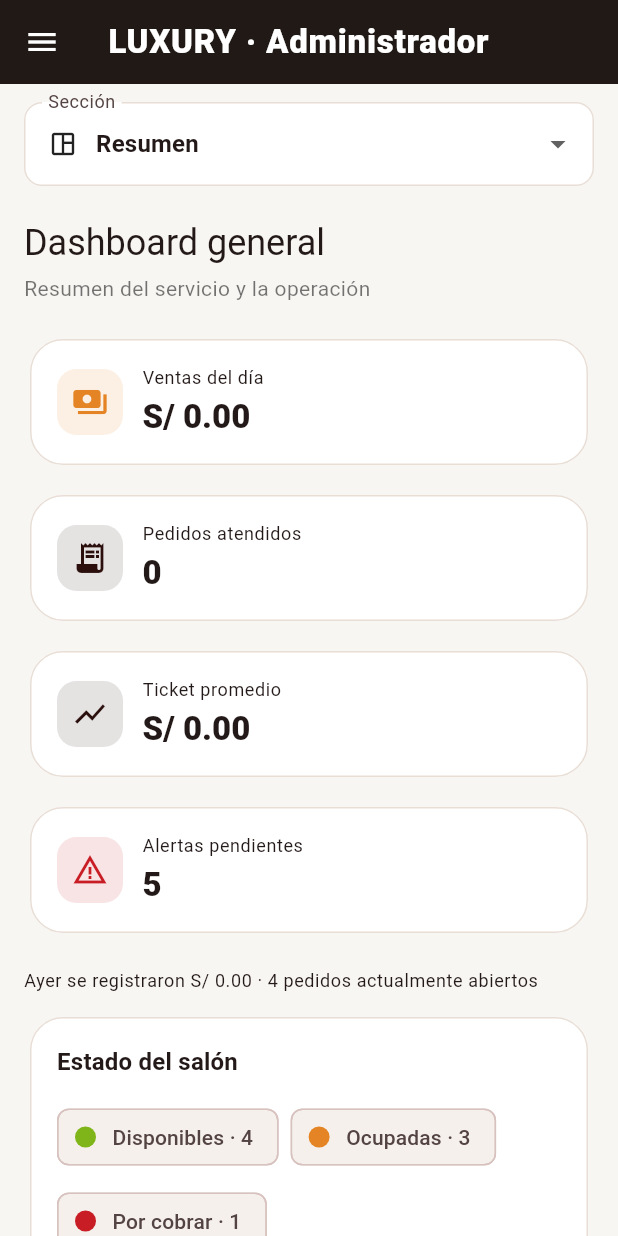
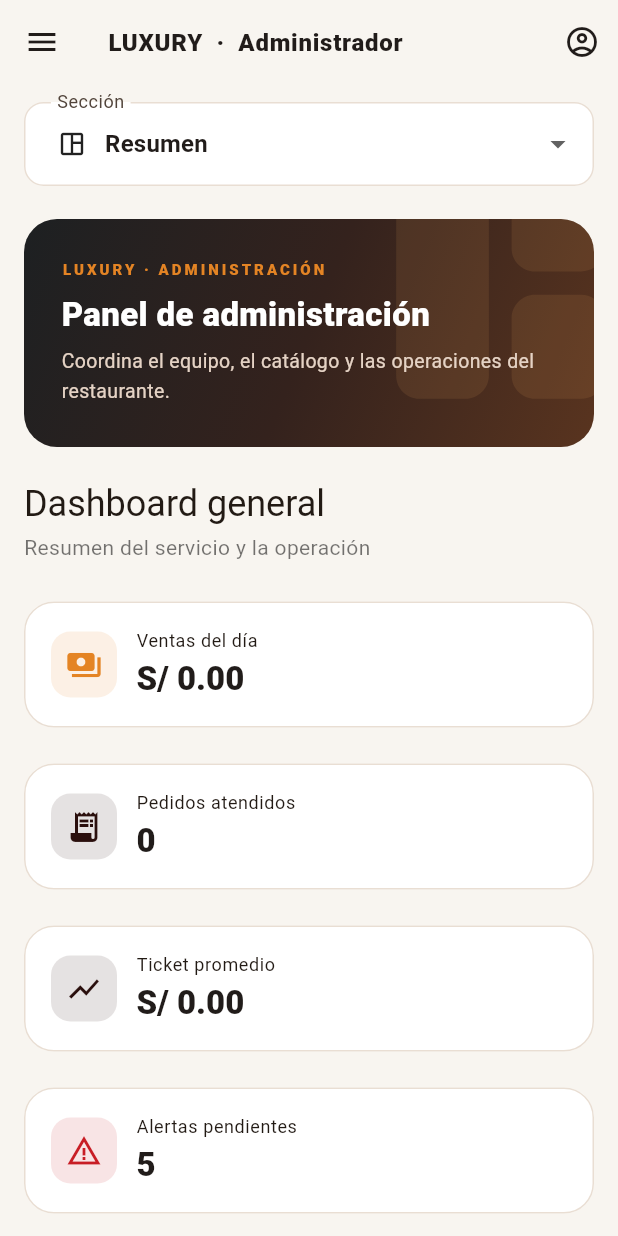
Before and after one commit to Bryann607/Sistema_GestionyControlLuxury, a Flutter app: the screen it shows after launch, after a tap on "Administrador", on a phone screen of 412 x 824 dp. Run offline on Flutter 3.47's test engine with Material 3 defaults, Android fonts, the phone set to English and light mode, and no system bars; our stand-ins replace pdf, printing, shared_preferences, supabase_flutter; accounts and stored records are empty.

Commit message:
Rediseño

```diff
--- a/lib/core/theme/app_theme.dart
+++ b/lib/core/theme/app_theme.dart
@@ -1,61 +1,69 @@
 import 'package:flutter/material.dart';
-
 import 'package:luxury_app/core/theme/app_colors.dart';
 
-ThemeData buildLuxuryTheme() => ThemeData(
+/// Identidad visual Luxury: carbón, cacao, naranja tostado y marfil.
+ThemeData buildLuxuryTheme() {
+  const canvas = Color(0xFFF8F5F0);
+  const border = Color(0xFFE9DED3);
+  const ink = Color(0xFF211C1A);
+  return ThemeData(
     useMaterial3: true,
     colorScheme: ColorScheme.fromSeed(
-    seedColor: luxuryBrown,
-    primary: luxuryBrown,
-    secondary: luxuryGold,
-    error: luxuryRed,
-    surface: luxuryBone,
+      seedColor: luxuryGold, brightness: Brightness.light,
+      primary: luxuryBrown, onPrimary: Colors.white,
+      secondary: luxuryGold, error: luxuryRed, surface: Colors.white,
     ),
-  scaffoldBackgroundColor: const Color(0xFFF8F6F3),
-  dividerColor: const Color(0xFFEADBD0),
+    scaffoldBackgroundColor: canvas,
+    dividerColor: border,
     textTheme: const TextTheme(
-    headlineMedium: TextStyle(fontWeight: FontWeight.w800, letterSpacing: -.5),
-    titleLarge: TextStyle(fontWeight: FontWeight.w800),
-    titleMedium: TextStyle(fontWeight: FontWeight.w700),
+      headlineLarge: TextStyle(color: ink, fontWeight: FontWeight.w900, letterSpacing: -.9),
+      headlineMedium: TextStyle(color: ink, fontWeight: FontWeight.w800, letterSpacing: -.65),
+      titleLarge: TextStyle(color: ink, fontWeight: FontWeight.w800),
+      titleMedium: TextStyle(color: ink, fontWeight: FontWeight.w700),
+      bodyMedium: TextStyle(color: ink, height: 1.35),
     ),
     appBarTheme: const AppBarTheme(
-    backgroundColor: luxuryBrown,
-    foregroundColor: Colors.white,
-    centerTitle: false,
+      backgroundColor: canvas, foregroundColor: ink,
+      elevation: 0, centerTitle: false, scrolledUnderElevation: 0,
     ),
     cardTheme: CardThemeData(
-    color: Colors.white,
-    elevation: 0,
-    shape: RoundedRectangleBorder(
-      borderRadius: BorderRadius.circular(22),
-      side: const BorderSide(color: Color(0xFFE8DED6)),
-    ),
+      color: Colors.white, elevation: 0, margin: const EdgeInsets.symmetric(vertical: 6),
+      shape: RoundedRectangleBorder(borderRadius: BorderRadius.circular(20),
+          side: const BorderSide(color: border)),
     ),
     inputDecorationTheme: InputDecorationTheme(
-    filled: true,
-    fillColor: Colors.white,
-    border: OutlineInputBorder(borderRadius: BorderRadius.circular(12)),
-    enabledBorder: OutlineInputBorder(
-      borderRadius: BorderRadius.circular(12),
-      borderSide: const BorderSide(color: Color(0xFFE8DED6)),
+      filled: true, fillColor: Colors.white,
+      contentPadding: const EdgeInsets.symmetric(horizontal: 18, vertical: 16),
+      border: OutlineInputBorder(borderRadius: BorderRadius.circular(13)),
+      enabledBorder: OutlineInputBorder(borderRadius: BorderRadius.circular(13),
+          borderSide: const BorderSide(color: border)),
+      focusedBorder: OutlineInputBorder(borderRadius: BorderRadius.circular(13),
+          borderSide: const BorderSide(color: luxuryGold, width: 2)),
     ),
+    filledButtonTheme: FilledButtonThemeData(style: FilledButton.styleFrom(
+      backgroundColor: luxuryGold, foregroundColor: const Color(0xFF23150D),
+      minimumSize: const Size(50, 49),
+      textStyle: const TextStyle(fontWeight: FontWeight.w800, letterSpacing: .1),
+      shape: RoundedRectangleBorder(borderRadius: BorderRadius.circular(13)),
+    )),
+    outlinedButtonTheme: OutlinedButtonThemeData(style: OutlinedButton.styleFrom(
+      foregroundColor: luxuryBrown,
+      side: const BorderSide(color: border),
+      shape: RoundedRectangleBorder(borderRadius: BorderRadius.circular(13)),
+    )),
+    navigationRailTheme: NavigationRailThemeData(
+      backgroundColor: Colors.white,
+      indicatorColor: luxuryGold.withValues(alpha: .16),
+      selectedIconTheme: const IconThemeData(color: luxuryBrown),
+      selectedLabelTextStyle: const TextStyle(color: luxuryBrown, fontWeight: FontWeight.w800),
     ),
-  filledButtonTheme: FilledButtonThemeData(
-    style: FilledButton.styleFrom(
-      backgroundColor: luxuryGold,
-      foregroundColor: const Color(0xFF241010),
-      minimumSize: const Size(48, 48),
-      shape: RoundedRectangleBorder(
-        borderRadius: BorderRadius.circular(14),
+    navigationBarTheme: NavigationBarThemeData(
+      backgroundColor: Colors.white,
+      indicatorColor: luxuryGold.withValues(alpha: .16),
     ),
-    ),
-  ),
-  navigationRailTheme: const NavigationRailThemeData(
-    backgroundColor: Colors.white,
-    selectedIconTheme: IconThemeData(color: luxuryBrown),
-    selectedLabelTextStyle: TextStyle(
-      color: luxuryBrown,
-      fontWeight: FontWeight.w700,
-    ),
+    snackBarTheme: SnackBarThemeData(
+      behavior: SnackBarBehavior.floating,
+      shape: RoundedRectangleBorder(borderRadius: BorderRadius.circular(12)),
     ),
   );
+}
--- a/lib/views/admin/admin_screen.dart
+++ b/lib/views/admin/admin_screen.dart
@@ -1,3 +1,4 @@
+import 'package:luxury_app/widgets/luxury_banner.dart';
 import 'package:flutter/material.dart';
 import 'package:flutter/services.dart';
 
@@ -1875,7 +1876,13 @@ class _AdminScreenState extends State<AdminScreen> {
           child: Center(
             child: ConstrainedBox(
               constraints: const BoxConstraints(maxWidth: 1320),
-              child: _pageContent(),
+              child: Column(crossAxisAlignment: CrossAxisAlignment.stretch, children: [
+                LuxuryBanner(eyebrow: 'Luxury · administración',
+                  title: managerOnly ? 'Gestión del restaurante' : 'Panel de administración',
+                  description: 'Coordina el equipo, el catálogo y las operaciones del restaurante.',
+                  icon: Icons.space_dashboard_rounded),
+                _pageContent(),
+              ]),
             ),
           ),
         ),
--- a/lib/views/auth/login_screen.dart
+++ b/lib/views/auth/login_screen.dart
@@ -67,14 +67,14 @@ class _LoginScreenState extends State<LoginScreen> {
                 child: Container(
                   decoration: const BoxDecoration(gradient: LinearGradient(
                     begin: Alignment.topLeft, end: Alignment.bottomRight,
-                    colors: [Color(0xFF181916), Color(0xFF372016), Color(0xFF5E2B18)])),
-                  padding: const EdgeInsets.all(54),
+                    colors: [Color(0xFF15191C), Color(0xFF261B18), Color(0xFF52301D)])),
+                  padding: const EdgeInsets.all(48),
                   child: Column(
                     crossAxisAlignment: CrossAxisAlignment.start,
                     children: [
                       const Spacer(),
                       Container(
-                        width: 170, height: 170,
+                        width: 210, height: 210,
                         decoration: BoxDecoration(
                           shape: BoxShape.circle, color: const Color(0xFFFFF8E9),
                           border: Border.all(color: luxuryGold, width: 3),
@@ -95,7 +95,7 @@ class _LoginScreenState extends State<LoginScreen> {
                       ),
                       const SizedBox(height: 10),
                       const Text(
-                        'Tradición oriental, servicio memorable.',
+                        'Un sabor que reúne. Una gestión que conecta.',
                         style: TextStyle(
                           color: Color(0xFFF5D7B8),
                           fontSize: 20,
@@ -103,12 +103,12 @@ class _LoginScreenState extends State<LoginScreen> {
                       ),
                       const SizedBox(height: 16),
                       const Text(
-                        'Cada pedido, cada mesa y cada detalle de tu restaurante, en un solo lugar.',
+                        'Mesas, cocina, caja y equipo. Todo coordinado para brindar una gran experiencia.',
                         style: TextStyle(color: Colors.white70, height: 1.5),
                       ),
                       const Spacer(),
                       Text(
-                        'RESTAURANTE ORIENTAL · CHINCHA',
+                        'TRADICIÓN  •  CALIDEZ  •  SERVICIO',
                         style: const TextStyle(
                           color: Colors.white54,
                           fontSize: 11,
@@ -133,17 +133,17 @@ class _LoginScreenState extends State<LoginScreen> {
                           const SizedBox(height: 14),
                         ],
                         Text(
-                          'Bienvenido a Luxury',
+                          'El servicio comienza aquí',
                           style: Theme.of(context).textTheme.headlineMedium
                               ?.copyWith(fontWeight: FontWeight.w800),
                         ),
                         const SizedBox(height: 8),
                         Text(
                           store.isConnected
-                              ? 'Tu espacio para gestionar cada detalle del servicio.'
-                              : 'Explora las funciones del restaurante.',
+                              ? 'Ingresa con tu cuenta de trabajo para comenzar el turno.'
+                              : 'Explora las funciones de Luxury en modo demostración.',
                         ),
-                        const SizedBox(height: 24),
+                        const SizedBox(height: 16),
                         Container(height: 4, width: 52, decoration: BoxDecoration(
                             color: luxuryGold, borderRadius: BorderRadius.circular(8))),
                         const SizedBox(height: 24),
@@ -189,7 +189,7 @@ class _LoginScreenState extends State<LoginScreen> {
                             child: FilledButton(
                               onPressed: busy ? null : _signIn,
                               child: Text(
-                                busy ? 'Conectando…' : 'Iniciar sesión',
+                                busy ? 'Ingresando…' : 'Ingresar al sistema',
                               ),
                             ),
                           ),
--- a/lib/views/cashier/cashier_screen.dart
+++ b/lib/views/cashier/cashier_screen.dart
@@ -1,3 +1,4 @@
+import 'package:luxury_app/widgets/luxury_banner.dart';
 import 'package:flutter/material.dart';
 
 import 'package:luxury_app/controllers/restaurant_store.dart';
@@ -213,6 +214,9 @@ class _CashierScreenState extends State<CashierScreen> {
     return ListView(
       padding: const EdgeInsets.all(20),
       children: [
+        const LuxuryBanner(eyebrow: 'Cobros y servicio', title: 'Caja y precuentas',
+          description: 'Consulta cada consumo antes de registrar un pago.',
+          icon: Icons.receipt_long_rounded),
         SectionTitle(
           title: 'Cuentas y cobros',
           subtitle: 'Admite abonos y pagos mixtos por pedido',
--- a/lib/views/kitchen/kitchen_screen.dart
+++ b/lib/views/kitchen/kitchen_screen.dart
@@ -1,3 +1,4 @@
+import 'package:luxury_app/widgets/luxury_banner.dart';
 import 'package:flutter/material.dart';
 
 import 'package:luxury_app/controllers/restaurant_store.dart';
@@ -217,6 +218,9 @@ class _KitchenScreenState extends State<KitchenScreen> {
     return ListView(
       padding: const EdgeInsets.all(20),
       children: [
+        const LuxuryBanner(eyebrow: 'Cocina en movimiento', title: 'Comandas en preparación',
+          description: 'Visualiza los pedidos, coordina el equipo y mantiene el ritmo del servicio.',
+          icon: Icons.soup_kitchen_rounded),
         SectionTitle(
           title: 'Comandas de cocina',
           subtitle:
--- a/lib/views/waiter/waiter_screen.dart
+++ b/lib/views/waiter/waiter_screen.dart
@@ -1,3 +1,4 @@
+import 'package:luxury_app/widgets/luxury_banner.dart';
 import 'package:flutter/material.dart';
 
 import 'package:luxury_app/controllers/restaurant_store.dart';
@@ -224,6 +225,9 @@ class _WaiterScreenState extends State<WaiterScreen> {
     return ListView(
       padding: const EdgeInsets.all(20),
       children: [
+        const LuxuryBanner(eyebrow: 'Salón y atención', title: 'Cada mesa, una experiencia',
+          description: 'Organiza el servicio, registra comandas y acompaña cada pedido.',
+          icon: Icons.ramen_dining_rounded),
         SectionTitle(
           title: 'Mesas',
           subtitle: 'Toca una mesa para abrir el servicio',
--- a/lib/views/work_screen.dart
+++ b/lib/views/work_screen.dart
@@ -7,115 +7,115 @@ import 'package:luxury_app/views/admin/admin_screen.dart';
 import 'package:luxury_app/views/cashier/cashier_screen.dart';
 import 'package:luxury_app/views/kitchen/kitchen_screen.dart';
 import 'package:luxury_app/views/waiter/waiter_screen.dart';
+import 'package:luxury_app/views/orders/external_orders_screen.dart';
 
-/// Shared account navigation. Each job keeps its own operational navigation.
 class WorkScreen extends StatelessWidget {
   const WorkScreen({super.key, required this.store});
   final RestaurantStore store;
 
   Future<void> _resetDemo(BuildContext context) async {
-    final confirmed = await showDialog<bool>(
-      context: context,
-      builder: (dialogContext) => AlertDialog(
+    final confirm = await showDialog<bool>(context: context, builder: (dialog) => AlertDialog(
       title: const Text('Reiniciar demostración'),
-        content: const Text('Se borrarán los cambios locales de esta demostración.'),
-        actions: [
-          TextButton(onPressed: () => Navigator.pop(dialogContext, false), child: const Text('Cancelar')),
-          FilledButton(onPressed: () => Navigator.pop(dialogContext, true), child: const Text('Reiniciar')),
-        ],
-      ),
-    );
-    if (confirmed != true) return;
+      content: const Text('Esto elimina los cambios locales de la demostración. No afecta la base de datos remota.'),
+      actions: [TextButton(onPressed: () => Navigator.pop(dialog, false), child: const Text('Cancelar')),
+        FilledButton(onPressed: () => Navigator.pop(dialog, true), child: const Text('Reiniciar'))],
+    ));
+    if (confirm != true) return;
     try {
       await store.resetDemo();
       if (context.mounted) ScaffoldMessenger.of(context).showSnackBar(
-        const SnackBar(content: Text('Demostración reiniciada.')));
+        const SnackBar(content: Text('Demostración restablecida.')));
     } catch (error) {
       if (context.mounted) ScaffoldMessenger.of(context).showSnackBar(
         SnackBar(content: Text('$error')));
     }
   }
 
+  Widget _identity() => Padding(
+    padding: const EdgeInsets.fromLTRB(20, 28, 14, 22),
+    child: Row(children: [
+      ClipOval(child: Image.asset('assets/branding/luxury_logo.png', width: 49, height: 49, fit: BoxFit.cover)),
+      const SizedBox(width: 12),
+      const Expanded(child: Column(crossAxisAlignment: CrossAxisAlignment.start, children: [
+        Text('LUXURY', style: TextStyle(color: Colors.white, fontSize: 21,
+          letterSpacing: 2, fontWeight: FontWeight.w900)),
+        Text('RESTAURANTE ORIENTAL', style: TextStyle(color: Color(0xFFEFAC67),
+          fontSize: 9, letterSpacing: 1.05, fontWeight: FontWeight.w700)),
+      ])),
+    ]),
+  );
+
   Widget _sidebar(BuildContext context, {required bool compact}) {
     final role = store.role!;
     return Container(
-      width: compact ? null : 244,
-      decoration: const BoxDecoration(
-        color: Color(0xFF201915),
-        border: Border(right: BorderSide(color: Color(0xFF49362A))),
-      ),
-      child: SafeArea(
-        child: Column(
-          crossAxisAlignment: CrossAxisAlignment.stretch,
-          children: [
-            Padding(
-              padding: const EdgeInsets.fromLTRB(20, 24, 16, 24),
-              child: Row(children: [
-                ClipOval(child: Image.asset('assets/branding/luxury_logo.png', width: 46, height: 46, fit: BoxFit.cover)),
-                const SizedBox(width: 12),
-                const Expanded(child: Column(crossAxisAlignment: CrossAxisAlignment.start, children: [
-                  Text('LUXURY', style: TextStyle(color: Colors.white, fontSize: 20, fontWeight: FontWeight.w900, letterSpacing: 2)),
-                  Text('RESTAURANTE ORIENTAL', style: TextStyle(color: Color(0xFFD9AE7D), fontSize: 9, letterSpacing: 1.2)),
-                ])),
-              ]),
-            ),
-            const Divider(color: Color(0xFF49362A), height: 1),
-            Padding(
-              padding: const EdgeInsets.fromLTRB(20, 26, 16, 8),
-              child: Text('ESPACIO DE TRABAJO', style: TextStyle(
-                color: Colors.white.withValues(alpha: .45), fontWeight: FontWeight.w700,
-                fontSize: 10, letterSpacing: 1.6)),
-            ),
-            Padding(
-              padding: const EdgeInsets.symmetric(horizontal: 12),
+      width: compact ? null : 258,
+      decoration: const BoxDecoration(gradient: LinearGradient(
+        begin: Alignment.topLeft, end: Alignment.bottomRight,
+        colors: [Color(0xFF181B1D), Color(0xFF2B1B17)])),
+      child: SafeArea(child: Column(crossAxisAlignment: CrossAxisAlignment.stretch, children: [
+        _identity(),
+        const Divider(color: Color(0xFF574139), height: 1),
+        const Padding(padding: EdgeInsets.fromLTRB(24, 25, 16, 10), child: Text(
+          'ESPACIO DE TRABAJO', style: TextStyle(color: Color(0xFFB7A6A0),
+          fontSize: 10, letterSpacing: 1.8, fontWeight: FontWeight.w700))),
+        Padding(padding: const EdgeInsets.symmetric(horizontal: 12), child: Container(
+          decoration: BoxDecoration(color: const Color(0xFF5D3927), borderRadius: BorderRadius.circular(14)),
           child: ListTile(
-                leading: const Icon(Icons.dashboard_customize_outlined, color: luxuryGold),
-                title: Text(role.label, style: const TextStyle(color: Colors.white, fontWeight: FontWeight.w600)),
-                subtitle: const Text('Panel principal', style: TextStyle(color: Colors.white54, fontSize: 12)),
-                selected: true,
-                selectedTileColor: const Color(0xFF443024),
-                shape: RoundedRectangleBorder(borderRadius: BorderRadius.circular(12)),
+            leading: const Icon(Icons.dashboard_rounded, color: luxuryGold),
+            title: Text(role.label, style: const TextStyle(color: Colors.white, fontWeight: FontWeight.w800)),
+            subtitle: const Text('Panel de operaciones', style: TextStyle(color: Color(0xFFD5C7C0), fontSize: 12)),
             onTap: compact ? () => Navigator.pop(context) : null,
           ),
-            ),
+        )),
+        const Padding(padding: EdgeInsets.fromLTRB(24, 20, 24, 0), child: Text(
+          'Utiliza las secciones del panel para gestionar el servicio.',
+          style: TextStyle(color: Color(0xFFBEB2AC), fontSize: 12, height: 1.5))),
+        Padding(padding: const EdgeInsets.fromLTRB(12, 14, 12, 0), child: ListTile(
+          shape: RoundedRectangleBorder(borderRadius: BorderRadius.circular(12)),
+          leading: const Icon(Icons.delivery_dining_rounded, color: luxuryGold),
+          title: const Text('Delivery y para llevar',
+            style: TextStyle(color: Colors.white, fontWeight: FontWeight.w700)),
+          subtitle: const Text('Pedidos sin mesa', style: TextStyle(color: Colors.white60, fontSize: 11)),
+          onTap: () {
+            if (compact) Navigator.pop(context);
+            Navigator.of(context).push(MaterialPageRoute<void>(builder: (_) =>
+              ExternalOrdersScreen(store: store)));
+          },
+        )),
         const Spacer(),
-            const Divider(color: Color(0xFF49362A), height: 1),
-            Padding(
-              padding: const EdgeInsets.fromLTRB(16, 16, 16, 6),
-              child: Row(children: [
-                const CircleAvatar(backgroundColor: Color(0xFF64452D), child: Icon(Icons.person_outline, color: Colors.white)),
+        const Divider(color: Color(0xFF574139), height: 1),
+        Padding(padding: const EdgeInsets.fromLTRB(17, 15, 14, 12), child: Row(children: [
+          const CircleAvatar(backgroundColor: Color(0xFF73492D),
+            child: Icon(Icons.person_rounded, color: Colors.white)),
           const SizedBox(width: 10),
           Expanded(child: Column(crossAxisAlignment: CrossAxisAlignment.start, children: [
             Text(store.displayName, maxLines: 1, overflow: TextOverflow.ellipsis,
-                      style: const TextStyle(color: Colors.white, fontWeight: FontWeight.w700)),
-                  Text(role.label, style: const TextStyle(color: Colors.white60, fontSize: 12)),
+              style: const TextStyle(color: Colors.white, fontWeight: FontWeight.w800)),
+            Text(role.label, style: const TextStyle(color: Color(0xFFC9ADA0), fontSize: 12)),
           ])),
-              ]),
-            ),
-            if (store.isDemo)
-              ListTile(
-                contentPadding: const EdgeInsets.symmetric(horizontal: 20),
+        ])),
+        if (store.isDemo) ListTile(
+          contentPadding: const EdgeInsets.symmetric(horizontal: 22),
           leading: const Icon(Icons.restart_alt, color: Colors.white70),
           title: const Text('Reiniciar demostración', style: TextStyle(color: Colors.white70)),
           onTap: () { if (compact) Navigator.pop(context); unawaited(_resetDemo(context)); },
         ),
-            ListTile(
-              contentPadding: const EdgeInsets.symmetric(horizontal: 20),
-              leading: const Icon(Icons.logout_rounded, color: Color(0xFFF3A575)),
-              title: const Text('Cerrar sesión', style: TextStyle(color: Color(0xFFF3A575), fontWeight: FontWeight.w700)),
+        Padding(padding: const EdgeInsets.fromLTRB(12, 4, 12, 10), child: ListTile(
+          shape: RoundedRectangleBorder(borderRadius: BorderRadius.circular(12)),
+          tileColor: const Color(0xFF49302B),
+          leading: const Icon(Icons.logout_rounded, color: Color(0xFFFFAC7C)),
+          title: const Text('Cerrar sesión', style: TextStyle(color: Color(0xFFFFC19D),
+            fontWeight: FontWeight.w800)),
           onTap: () => unawaited(store.signOut()),
-            ),
-            const SizedBox(height: 16),
-          ],
-        ),
-      ),
+        )),
+      ])),
     );
   }
 
   @override
   Widget build(BuildContext context) {
     final role = store.role!;
-    final compact = MediaQuery.sizeOf(context).width < 1050;
+    final compact = MediaQuery.sizeOf(context).width < 1080;
     final content = switch (role) {
       StaffRole.administrator => AdminScreen(store: store),
       StaffRole.manager => AdminScreen(store: store, managerOnly: true),
@@ -125,10 +125,14 @@ class WorkScreen extends StatelessWidget {
       StaffRole.cashier => CashierScreen(store: store),
     };
     return Scaffold(
-      drawer: compact ? Drawer(width: 278, child: _sidebar(context, compact: true)) : null,
+      drawer: compact ? Drawer(width: 286, child: _sidebar(context, compact: true)) : null,
       appBar: compact ? AppBar(
-        title: Text('LUXURY · ${role.label}', style: const TextStyle(fontWeight: FontWeight.w800, letterSpacing: .5)),
-        backgroundColor: const Color(0xFF201915),
+        title: Text('LUXURY  ·  ${role.label}',
+          style: const TextStyle(fontWeight: FontWeight.w900, fontSize: 16, letterSpacing: .5)),
+        actions: [Builder(builder: (context) => IconButton(
+          tooltip: 'Menú de cuenta', icon: const Icon(Icons.account_circle_outlined),
+          onPressed: () => Scaffold.of(context).openDrawer(),
+        ))],
       ) : null,
       body: Row(children: [
         if (!compact) _sidebar(context, compact: false),
--- /dev/null
+++ b/lib/widgets/luxury_banner.dart
@@ -0,0 +1,48 @@
+import 'package:flutter/material.dart';
+import 'package:luxury_app/core/theme/app_colors.dart';
+
+/// Encabezado editorial reutilizable, adaptable a móvil y escritorio.
+class LuxuryBanner extends StatelessWidget {
+  const LuxuryBanner({super.key, required this.eyebrow, required this.title,
+    required this.description, this.icon = Icons.restaurant_menu_rounded});
+
+  final String eyebrow;
+  final String title;
+  final String description;
+  final IconData icon;
+
+  @override
+  Widget build(BuildContext context) => Container(
+    margin: const EdgeInsets.only(bottom: 22),
+    clipBehavior: Clip.antiAlias,
+    decoration: BoxDecoration(
+      gradient: const LinearGradient(begin: Alignment.topLeft, end: Alignment.bottomRight,
+        colors: [Color(0xFF1D2022), Color(0xFF34221D), Color(0xFF59341F)]),
+      borderRadius: BorderRadius.circular(22),
+    ),
+    child: Stack(children: [
+      Positioned(right: -30, top: -42, child: Icon(icon, size: 185,
+        color: const Color(0xFFFCB45F).withValues(alpha: .10))),
+      Padding(padding: const EdgeInsets.symmetric(horizontal: 25, vertical: 27),
+        child: Row(children: [
+          Expanded(child: Column(crossAxisAlignment: CrossAxisAlignment.start, children: [
+            Text(eyebrow.toUpperCase(), style: const TextStyle(color: luxuryGold,
+              fontSize: 10, letterSpacing: 2, fontWeight: FontWeight.w900)),
+            const SizedBox(height: 8),
+            Text(title, style: TextStyle(color: Colors.white, fontWeight: FontWeight.w900,
+              fontSize: MediaQuery.sizeOf(context).width < 650 ? 22 : 28)),
+            const SizedBox(height: 6),
+            Text(description, style: const TextStyle(color: Color(0xFFE5D3C5),
+              fontSize: 13, height: 1.5)),
+          ])),
+          if (MediaQuery.sizeOf(context).width > 760) ...[
+            const SizedBox(width: 16),
+            Container(padding: const EdgeInsets.all(11), decoration: BoxDecoration(
+              color: const Color(0xFFFCB45F).withValues(alpha: .14),
+              borderRadius: BorderRadius.circular(19)),
+              child: Image.asset('assets/branding/luxury_logo.png', width: 69, height: 69)),
+          ],
+        ])),
+    ]),
+  );
+}
```
Also changed, not shown: lib/controllers/restaurant_store.dart (+6 -2 lines), lib/views/orders/external_orders_screen.dart (added, +286 -0 lines), 2 other files. Lines whose indentation alone changed are shown as unchanged.
